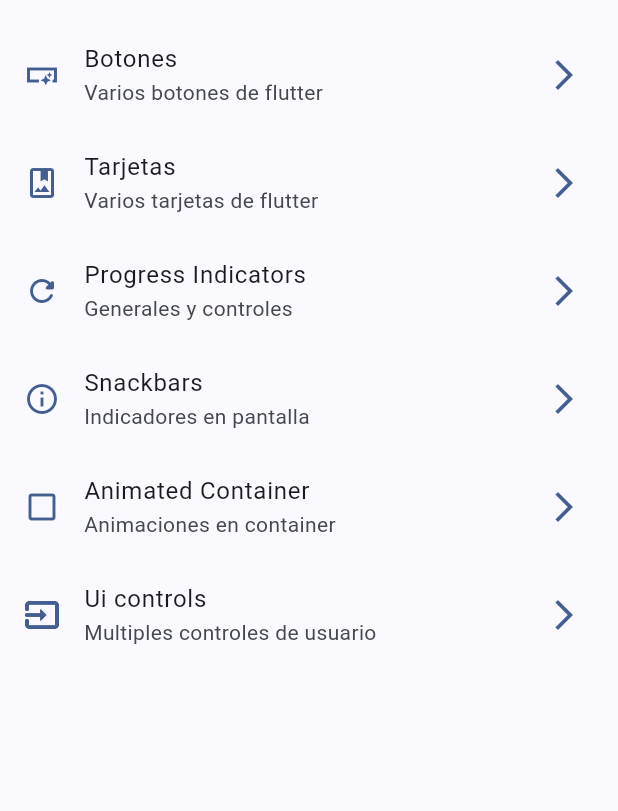
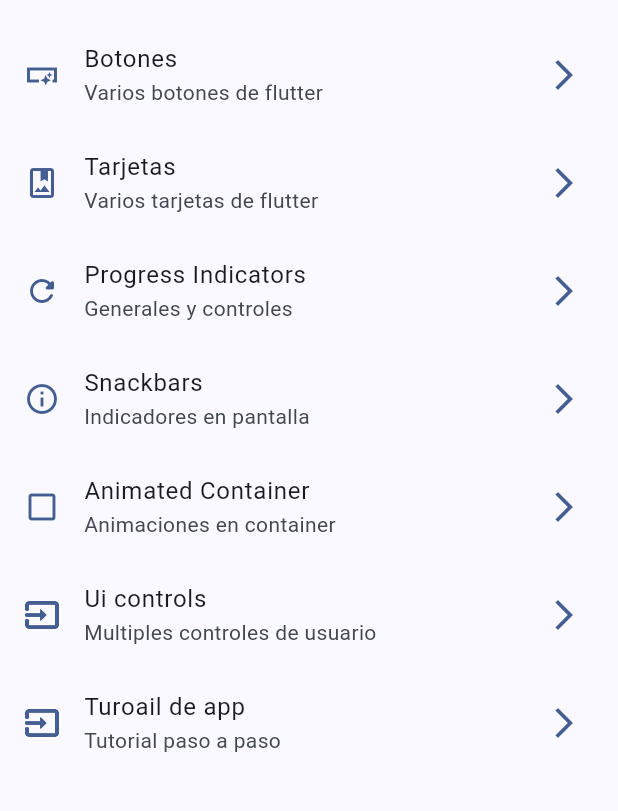
Before and after one commit to sergioportillo91/widgets_app, a Flutter app: the screen it shows after launch, on a phone screen of 412 x 824 dp, the part 63-874 px from its top. Run offline on Flutter 3.47's test engine with Material 2 defaults, Android fonts, the phone set to English and light mode, and no system bars; our stand-ins replace go_router.

Commit message:
agregamos ruta de app tutorial y menu

```diff
--- a/lib/config/menu/menu_item.dart
+++ b/lib/config/menu/menu_item.dart
@@ -34,15 +34,19 @@ const appMenuItems = <MenuItem>[
       subtitle: 'Indicadores en pantalla',
       link: '/snackbars',
       icon: Icons.info_outline),
-
   MenuItem(
       title: 'Animated Container',
       subtitle: 'Animaciones en container',
       link: '/animatedContainer',
       icon: Icons.check_box_outline_blank_outlined),
-      MenuItem(
+  MenuItem(
       title: 'Ui controls',
       subtitle: 'Multiples controles de usuario',
       link: '/ui-controls',
       icon: Icons.input_outlined),
+  MenuItem(
+      title: 'Turoail de app',
+      subtitle: 'Tutorial paso a paso',
+      link: '/tutorial',
+      icon: Icons.input_outlined),
 ];
--- a/lib/config/router/app_router.dart
+++ b/lib/config/router/app_router.dart
@@ -60,6 +60,14 @@ final GoRouter appRouter = GoRouter(
             return const UIControlsScreen();
           },
         ),
+
+         GoRoute(
+          path: 'tutorial',
+          name: AppTutorialScreen.name,
+          builder: (BuildContext context, GoRouterState state) {
+            return const AppTutorialScreen();
+          },
+        ),
       ],
     ),
   ],
```
